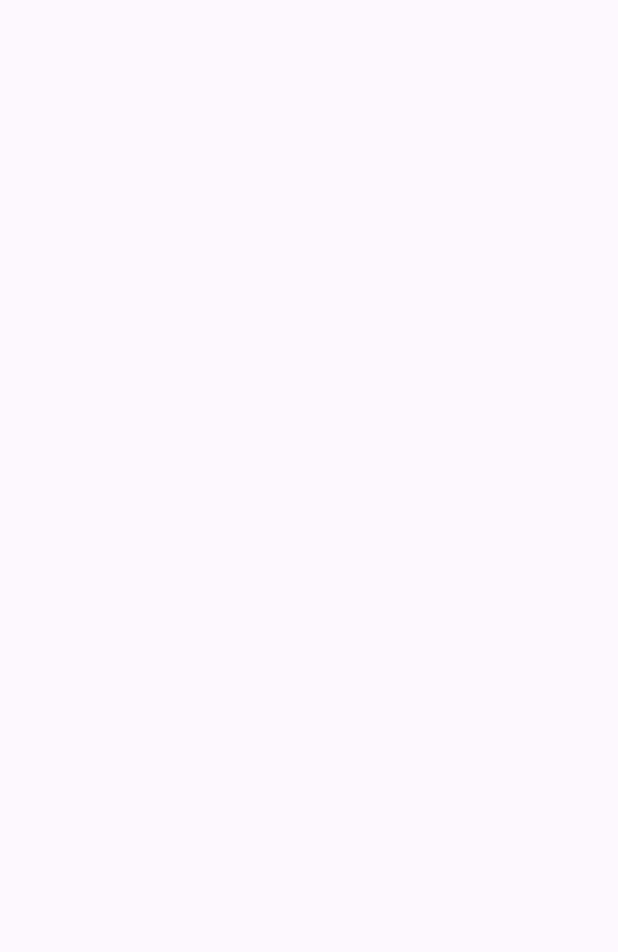
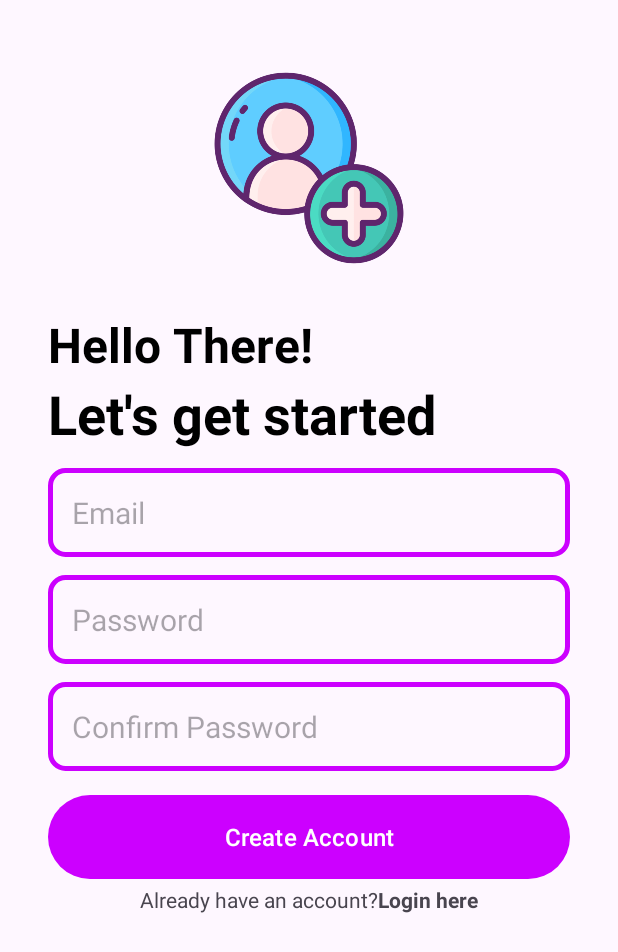
Before and after one commit to AzyzHm/Secret-Notes, an Android app: the CreateAccountActivity screen opened directly, with no data from a screen before it, on a phone screen of 412 x 824 dp. Before the commit the part shown is empty. Shown: the top 952 px of the screen. Run offline under Robolectric (Android 15) with nearby library versions, the phone set to English and light mode, and no system bars.

Commit message:
second commit
-> added a rounded corner drawable
->completed createAccountactivity.xml

```diff
--- a/app/src/main/java/com/example/secretnotes/CreateAccountActivity.java
+++ b/app/src/main/java/com/example/secretnotes/CreateAccountActivity.java
@@ -20,5 +20,6 @@ public class CreateAccountActivity extends AppCompatActivity {
             v.setPadding(systemBars.left, systemBars.top, systemBars.right, systemBars.bottom);
             return insets;
         });
+
     }
 }
--- a/app/src/main/java/com/example/secretnotes/SplashActivity.java
+++ b/app/src/main/java/com/example/secretnotes/SplashActivity.java
@@ -23,7 +23,7 @@ public class SplashActivity extends AppCompatActivity {
             return insets;
         });
         new Handler().postDelayed(() -> {
-            startActivity(new Intent((this), MainActivity.class));
+            startActivity(new Intent((this), CreateAccountActivity.class));
             finish();
         },1000);
     }
--- /dev/null
+++ b/app/src/main/res/drawable/rounded_corner.xml
@@ -0,0 +1,6 @@
+<?xml version="1.0" encoding="utf-8"?>
+<shape xmlns:android="http://schemas.android.com/apk/res/android"
+    android:shape="rectangle">
+    <corners android:radius="10dp" />
+    <stroke android:width="3dp" android:color="@color/primary" />
+</shape>
--- a/app/src/main/res/layout/activity_create_account.xml
+++ b/app/src/main/res/layout/activity_create_account.xml
@@ -1,10 +1,117 @@
 <?xml version="1.0" encoding="utf-8"?>
-<androidx.constraintlayout.widget.ConstraintLayout xmlns:android="http://schemas.android.com/apk/res/android"
+<RelativeLayout xmlns:android="http://schemas.android.com/apk/res/android"
     xmlns:app="http://schemas.android.com/apk/res-auto"
     xmlns:tools="http://schemas.android.com/tools"
     android:id="@+id/main"
     android:layout_width="match_parent"
     android:layout_height="match_parent"
+    android:layout_marginVertical="16dp"
+    android:layout_marginHorizontal="32dp"
     tools:context=".CreateAccountActivity">
 
-</androidx.constraintlayout.widget.ConstraintLayout>
+    <ImageView
+        android:layout_width="128dp"
+        android:layout_height="128dp"
+        android:layout_centerHorizontal="true"
+        android:src="@drawable/signup"
+        android:id="@+id/signup_icon"
+        android:layout_marginVertical="32dp" />
+    <LinearLayout
+        android:layout_width="match_parent"
+        android:layout_height="wrap_content"
+        android:layout_below="@+id/signup_icon"
+        android:id="@+id/hello_Text"
+        android:orientation="vertical">
+
+        <TextView
+            android:layout_width="match_parent"
+            android:layout_height="wrap_content"
+            android:text="@string/hello"
+            android:textStyle="bold"
+            android:textSize="32sp"
+            android:textColor="@color/black" />
+
+        <TextView
+            android:layout_width="match_parent"
+            android:layout_height="wrap_content"
+            android:text="@string/getting_started"
+            android:textStyle="bold"
+            android:textSize="36sp"
+            android:textColor="@color/black" />
+    </LinearLayout>
+
+    <LinearLayout
+        android:layout_width="match_parent"
+        android:layout_height="wrap_content"
+        android:id="@+id/form"
+        android:layout_below="@id/hello_Text"
+        android:orientation="vertical">
+
+        <EditText
+            android:layout_width="match_parent"
+            android:layout_height="wrap_content"
+            android:hint="@string/email"
+            android:textSize="20sp"
+            android:id="@+id/email"
+            android:inputType="textEmailAddress"
+            android:background="@drawable/rounded_corner"
+            android:padding="16dp"
+            android:layout_marginTop="12dp"/>
+        <EditText
+            android:layout_width="match_parent"
+            android:layout_height="wrap_content"
+            android:hint="@string/password"
+            android:textSize="20sp"
+            android:id="@+id/password"
+            android:inputType="textPassword"
+            android:background="@drawable/rounded_corner"
+            android:padding="16dp"
+            android:layout_marginTop="12dp"/>
+        <EditText
+            android:layout_width="match_parent"
+            android:layout_height="wrap_content"
+            android:hint="@string/confirm_password"
+            android:textSize="20sp"
+            android:id="@+id/confirm_password"
+            android:inputType="textPassword"
+            android:background="@drawable/rounded_corner"
+            android:padding="16dp"
+            android:layout_marginTop="12dp"/>
+        <com.google.android.material.button.MaterialButton
+            android:layout_width="match_parent"
+            android:id="@+id/create_account_button"
+            android:layout_height="64dp"
+            android:text="@string/create_account"
+            android:textSize="16sp"
+            android:layout_marginTop="12dp"
+            />
+
+        <ProgressBar
+            android:layout_width="240dp"
+            android:layout_height="64dp"
+            android:id="@+id/progress_bar"
+            android:layout_gravity="center"
+            android:layout_marginTop="12dp"
+            android:visibility="gone"/>
+    </LinearLayout>
+    <LinearLayout
+        android:layout_width="match_parent"
+        android:layout_height="wrap_content"
+        android:layout_below="@id/form"
+        android:orientation="horizontal"
+        android:gravity="center">
+
+        <TextView
+            android:layout_width="wrap_content"
+            android:layout_height="wrap_content"
+            android:text="@string/already_have_account" />
+        <TextView
+            android:layout_width="wrap_content"
+            android:layout_height="wrap_content"
+            android:textStyle="bold"
+            android:text="@string/login_here"
+            android:id="@+id/login_here" />
+
+    </LinearLayout>
+
+</RelativeLayout>
--- a/app/src/main/res/values-night/themes.xml
+++ b/app/src/main/res/values-night/themes.xml
@@ -7,4 +7,5 @@
         <!-- Status bar color -->
         <item name="android:statusBarColor">@color/black</item>
     </style>
+    <style name="Theme.SecretNotes" parent="Base.Theme.SecretNotes" />
 </resources>
--- a/app/src/main/res/values/strings.xml
+++ b/app/src/main/res/values/strings.xml
@@ -1,3 +1,15 @@
 <resources>
     <string name="app_name">Secret Notes</string>
+    <string name="hello">Hello There!</string>
+    <string name="getting_started">Let\'s get started</string>
+    <string name="username">Username</string>
+    <string name="password">Password</string>
+    <string name="login">Login</string>
+    <string name="signup">Sign Up</string>
+    <string name="forgot_password">Forgot Password?</string>
+    <string name="create_account">Create Account</string>
+    <string name="email">Email</string>
+    <string name="confirm_password">Confirm Password</string>
+    <string name="already_have_account">Already have an account?</string>
+    <string name="login_here">Login here</string>
 </resources>
--- a/app/src/main/res/values/themes.xml
+++ b/app/src/main/res/values/themes.xml
@@ -5,7 +5,7 @@
         <item name="colorPrimary">@color/primary</item>
         <item name="colorPrimaryVariant">@color/primary</item>
         <!-- Status bar color -->
-        <item name="android:statusBarColor">@color/black</item>
+        <item name="android:statusBarColor">@color/primary</item>
     </style>
 
     <style name="Theme.SecretNotes" parent="Base.Theme.SecretNotes" />
```
Also changed, not shown: app/src/main/res/drawable/login.png (added), app/src/main/res/drawable/signup.png (added).
